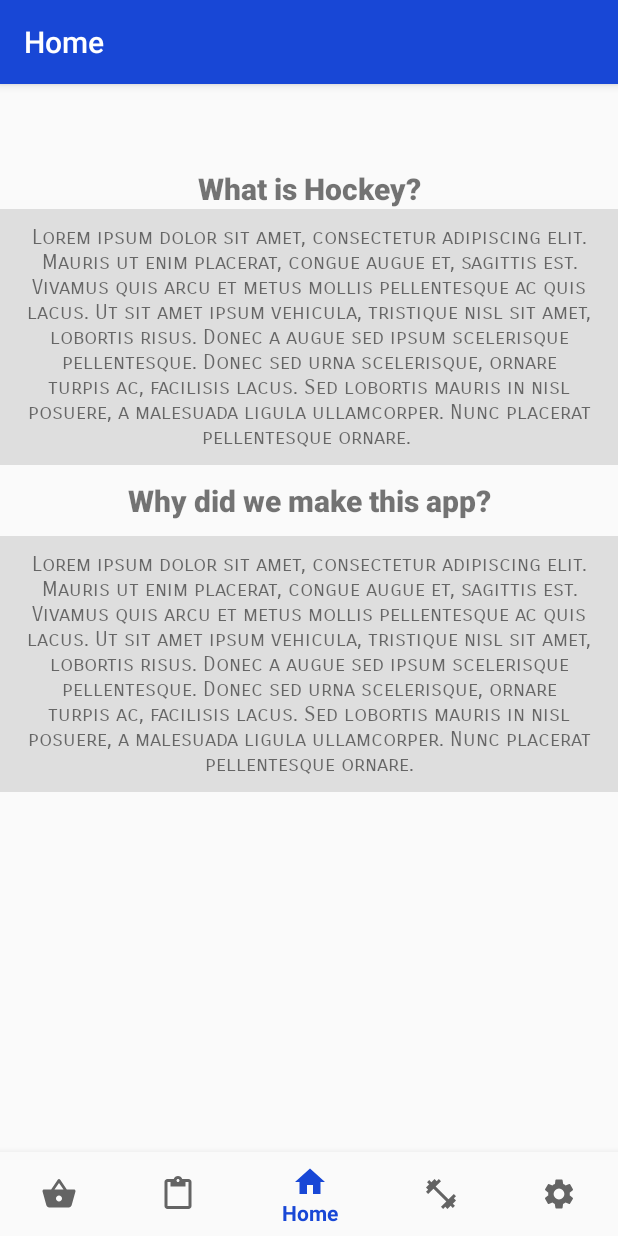
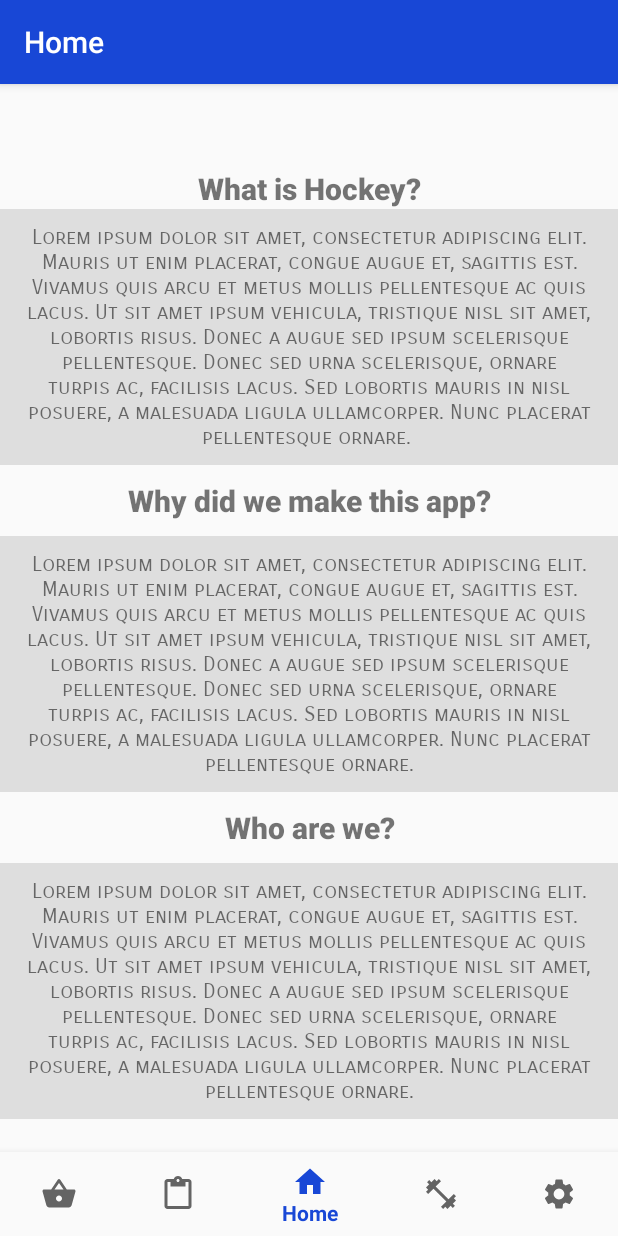
Before and after one commit to MitchLangg/E-QuipmentShop, an Android app: the screen it shows after launch (MainActivity), on a phone screen of 412 x 824 dp. Run offline under Robolectric (Android 15) with nearby library versions, the phone set to English and light mode, and no system bars; our stand-ins replace navigation-ui.

Commit message:
Added Scroll Text

```diff
--- a/app/src/main/res/layout/fragment_home.xml
+++ b/app/src/main/res/layout/fragment_home.xml
@@ -60,6 +60,29 @@
             android:textSize="14sp"
             android:text="Lorem ipsum dolor sit amet, consectetur adipiscing elit. Mauris ut enim placerat, congue augue et, sagittis est. Vivamus quis arcu et metus mollis pellentesque ac quis lacus. Ut sit amet ipsum vehicula, tristique nisl sit amet, lobortis risus. Donec a augue sed ipsum scelerisque pellentesque. Donec sed urna scelerisque, ornare turpis ac, facilisis lacus. Sed lobortis mauris in nisl posuere, a malesuada ligula ullamcorper. Nunc placerat pellentesque ornare." />
         />
+
+        <TextView
+            android:layout_width="match_parent"
+            android:layout_height="match_parent"
+            android:padding="10dp"
+            android:textAlignment="center"
+            android:layout_weight="1"
+            android:fontFamily="sans-serif-black"
+            android:textSize="20sp"
+            android:text="Who are we?" />
+        />
+
+        <TextView
+            android:layout_width="match_parent"
+            android:layout_height="match_parent"
+            android:padding="10dp"
+            android:textAlignment="center"
+            android:layout_weight="1"
+            android:fontFamily="sans-serif-smallcaps"
+            android:background="@color/textBackground"
+            android:textSize="14sp"
+            android:text="Lorem ipsum dolor sit amet, consectetur adipiscing elit. Mauris ut enim placerat, congue augue et, sagittis est. Vivamus quis arcu et metus mollis pellentesque ac quis lacus. Ut sit amet ipsum vehicula, tristique nisl sit amet, lobortis risus. Donec a augue sed ipsum scelerisque pellentesque. Donec sed urna scelerisque, ornare turpis ac, facilisis lacus. Sed lobortis mauris in nisl posuere, a malesuada ligula ullamcorper. Nunc placerat pellentesque ornare." />
+        />
     </LinearLayout>
     </ScrollView>
 </FrameLayout>
```
